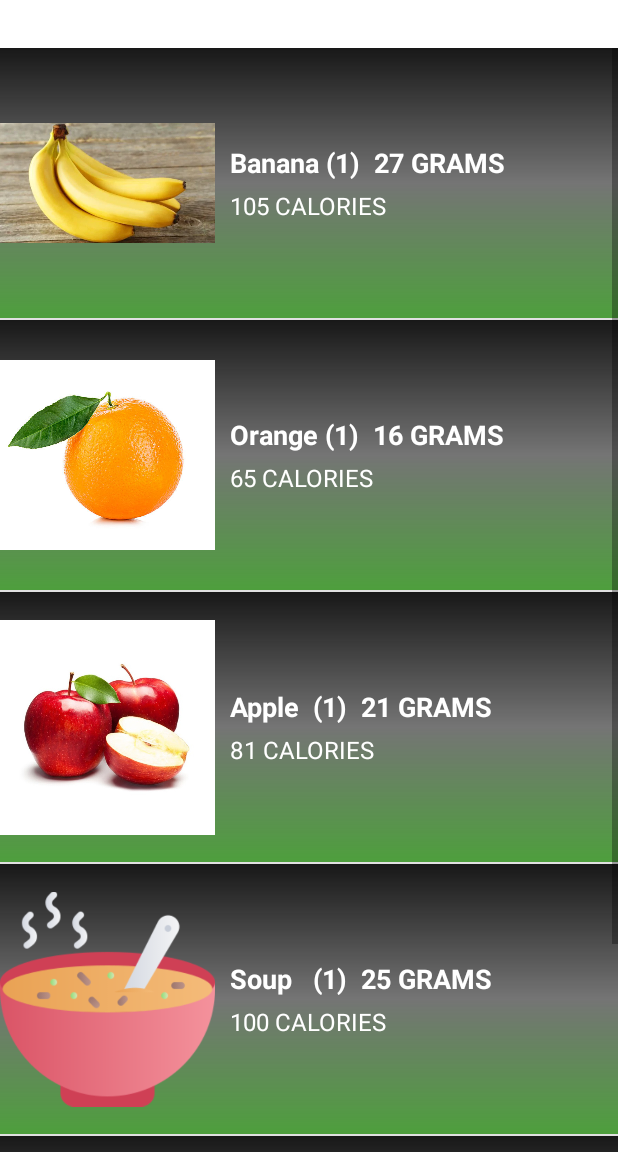
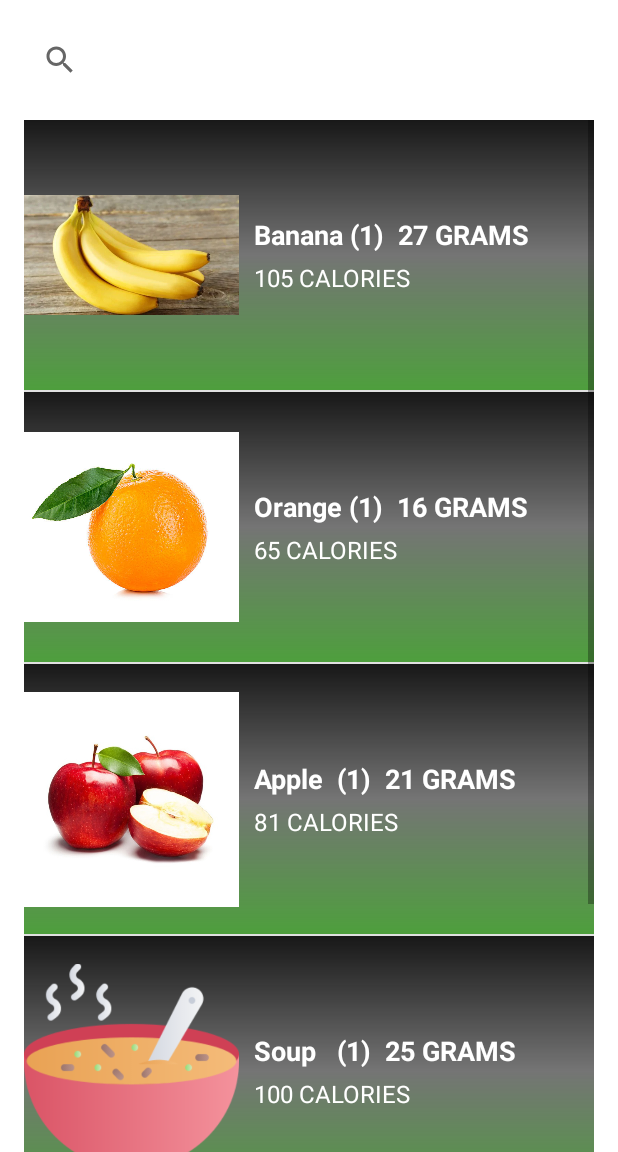
Before and after one commit to PaulShan101/BlendedNew, an Android app: the screen it shows after launch (CalorieMainList), in the options menu, after a tap on "Calories", on a phone screen of 412 x 824 dp, the part 84-1236 px from its top. Run offline under Robolectric (Android 15) with nearby library versions, the phone set to English and light mode, and no system bars; 6 statements that could not run were skipped.

Commit message:
Need to fix searchView

```diff
--- a/app/src/main/AndroidManifest.xml
+++ b/app/src/main/AndroidManifest.xml
@@ -47,6 +47,10 @@
             android:screenOrientation="portrait" />
 
         <activity
+            android:name=".HomeDrawer"
+            android:screenOrientation="portrait" />
+
+        <activity
             android:name=".Calories"
             android:screenOrientation="portrait" />
 
--- a/app/src/main/java/com/example/blended/HomePage.kt
+++ b/app/src/main/java/com/example/blended/HomePage.kt
@@ -29,10 +29,11 @@ class HomePage : AppCompatActivity() {
 
 
 
+
         btn_home.setOnClickListener {
 
 
-            val intent = Intent(this@HomePage, HomeInfo::class.java)
+            val intent = Intent(this@HomePage, HomeDrawer::class.java)
 
             startActivity(intent)
 
--- a/app/src/main/java/com/example/blended/Lists/CalorieMainList.kt
+++ b/app/src/main/java/com/example/blended/Lists/CalorieMainList.kt
@@ -53,7 +53,22 @@ class CalorieMainList : AppCompatActivity() {
 
         listView.adapter = myListAdapter
 
+        val search = findViewById<SearchView>(R.id.searchView) as SearchView
 
+        search.setOnQueryTextListener(object:SearchView.OnQueryTextListener  {
+
+            override fun onQueryTextSubmit(query: String?): Boolean {
+                TODO("Not yet implemented")
+                return false
+            }
+
+            override fun onQueryTextChange(newText: String?): Boolean {
+                myListAdapter.filter.filter(newText)
+                return false
+            }
+        }
+
+        )
 
 
 
--- a/app/src/main/res/layout/activity_calorieview.xml
+++ b/app/src/main/res/layout/activity_calorieview.xml
@@ -1,5 +1,5 @@
 <?xml version="1.0" encoding="utf-8"?>
-<LinearLayout xmlns:android="http://schemas.android.com/apk/res/android"
+<androidx.constraintlayout.widget.ConstraintLayout xmlns:android="http://schemas.android.com/apk/res/android"
     android:layout_width="match_parent"
     android:layout_height="match_parent"
     android:background="@drawable/gradient"
@@ -7,11 +7,16 @@
     xmlns:tools="http://schemas.android.com/tools"
     xmlns:app="http://schemas.android.com/apk/res-auto">
 
+
+
     <LinearLayout
         android:layout_width="match_parent"
         android:layout_height="180dp"
         android:gravity="center"
-        android:orientation="horizontal">
+        android:orientation="horizontal"
+        tools:ignore="MissingConstraints">
+
+
 
         <ImageView
             android:id="@+id/icon"
@@ -49,4 +54,4 @@
                 android:textSize="16sp" />
         </LinearLayout>
     </LinearLayout>
-</LinearLayout>
+</androidx.constraintlayout.widget.ConstraintLayout>
--- a/app/src/main/res/layout/activity_listview.xml
+++ b/app/src/main/res/layout/activity_listview.xml
@@ -1,26 +1,39 @@
 <?xml version="1.0" encoding="utf-8"?>
-<androidx.constraintlayout.widget.ConstraintLayout
+<LinearLayout
     xmlns:android="http://schemas.android.com/apk/res/android"
     xmlns:app="http://schemas.android.com/apk/res-auto"
     xmlns:tools="http://schemas.android.com/tools"
     android:layout_width="match_parent"
+    android:layout_height="match_parent"
+    android:orientation="vertical">
 
 
-    android:layout_height="match_parent">
+    <SearchView
+        android:id="@+id/searchView"
+        android:layout_width="match_parent"
+        android:layout_height="wrap_content"
+        android:layout_margin="16dp">
+</SearchView>
+
+    <ListView
 
 
 
-    <ListView
+
+
         android:id="@+id/listView"
-        android:textColor="@color/white"
         android:layout_width="match_parent"
         android:layout_height="match_parent"
-        android:layout_marginTop="32dp"
-        app:layout_constraintTop_toTopOf="parent"
-        tools:layout_editor_absoluteX="0dp">
+
+        android:layout_marginLeft="16dp"
+        android:layout_marginRight="16dp"
+
+        android:textColor="#090909">
 
 
     </ListView>
 
 
-</androidx.constraintlayout.widget.ConstraintLayout>
+
+
+</LinearLayout>
--- a/app/src/main/res/values/strings.xml
+++ b/app/src/main/res/values/strings.xml
@@ -5,7 +5,8 @@
 
     <string name="Quote1">I couldnt be more chuffed if I were a badger at the start of the mating season. Ian Holloway (1963 -)</string>
     <string name="Quote5">I don’t make predictions and never will. Paul Gascoigne (1967 -)</string>
-
+    <string name="navigation_drawer_open">Open navigation drawer</string>
+    <string name="navigation_drawer_close">Close navigation drawer</string>
     <string name="current_date_text_string">current date</string>
     <string name="title_hint">title</string>
     <string name="diary_hint">your diary</string>
@@ -13,4 +14,6 @@
     <string name="delete_diary">delete</string>
     <string name="diary_recycler_date">diary date</string>
     <string name="diary_recycler_title_text_view">diary title</string>
+    <string name="home1" />
+    <string name="tube" />
 </resources>
```
Also changed, not shown: app/src/main/java/com/example/blended/HomeDrawer.kt (added, +116 -0 lines), app/src/main/res/layout/app_bar_home.xml (added, +27 -0 lines), app/src/main/res/layout/homenav.xml (added, +35 -0 lines), app/src/main/res/layout/nav_header_home.xml (added, +41 -0 lines), app/src/main/res/menu/activity_home_drawer.xml (added, +64 -0 lines), app/src/main/res/values/dimen.xml (added, +11 -0 lines).
